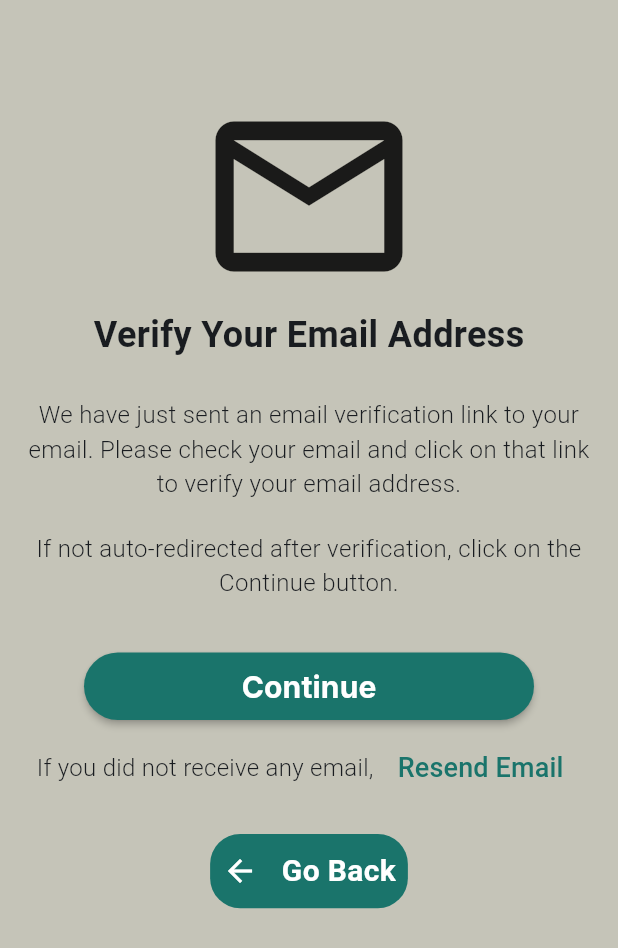
After one commit to kushalchh07/MinimalChatAppUsingFlutter, a Flutter app: the VerifyEmailPage screen opened directly, on a phone screen of 412 x 824 dp. The commit adds this screen. Shown: the top 948 px of the screen. Run offline on Flutter 3.47's test engine with Material 3 defaults, Android fonts, the phone set to English and light mode, and no system bars; our stand-ins replace bloc, cloud_firestore, equatable, firebase_auth, firebase_core, flutter_bloc and 5 more; accounts and stored records are empty; Roboto replaces fonts that are missing (Poppins).

Commit message:
Feat:Added Email verification

```diff
--- a/lib/Bloc/Signupbloc/signup_bloc.dart
+++ b/lib/Bloc/Signupbloc/signup_bloc.dart
@@ -5,6 +5,7 @@ import 'dart:developer';
 // import 'dart:math';
 
 import 'package:bloc/bloc.dart';
+import 'package:chat_app/pages/Login&signUp/email_verification_page.dart';
 import 'package:firebase_auth/firebase_auth.dart';
 import 'package:flutter/cupertino.dart';
 import 'package:flutter/material.dart';
@@ -12,7 +13,6 @@ import 'package:fluttertoast/fluttertoast.dart';
 import 'package:get/get.dart';
 import 'package:get/get_core/src/get_main.dart';
 import 'package:meta/meta.dart';
-
 
 import '../../../constants/colors/colors.dart';
 import '../../constants/Sharedpreferences/sharedpreferences.dart';
@@ -45,14 +45,13 @@ class SignupBloc extends Bloc<SignupEvent, SignupState> {
 
       await AuthService.createAccountWithEmail(email, password).then((value) {
         if (value == "Account Created") {
-          saveStatus(true);
           saveName(fname);
           saveEmail(email);
           saveContact(contact);
           AuthService.verifyEmail();
           emit(EmailSentState());
           log("Email Verification Sent");
-          // Get.offAll(() => VerifyEmailPage());
+          Get.offAll(() => VerifyEmailPage());
           // Get.to(() => Base());
           Fluttertoast.showToast(
             msg: 'Verification Email Sent Sucessfully',
@@ -97,9 +96,10 @@ class SignupBloc extends Bloc<SignupEvent, SignupState> {
           msg: 'SignUp SuccessFully',
           toastLength: Toast.LENGTH_SHORT,
           gravity: ToastGravity.BOTTOM,
-          backgroundColor: Colors.red,
+          backgroundColor: Colors.green,
           textColor: whiteColor,
         );
+        saveStatus(true);
         emit(SignupSuccessState());
       } else {
         emit(SignupErrorState(error: "Email Not Verified"));
--- a/lib/main.dart
+++ b/lib/main.dart
@@ -1,6 +1,7 @@
 import 'package:chat_app/Bloc/Signupbloc/signup_bloc.dart';
 
 import 'package:chat_app/Bloc/loginbloc/login_bloc.dart';
+import 'package:chat_app/Bloc/userBloc/user_bloc.dart';
 import 'package:chat_app/firebase_options.dart';
 import 'package:chat_app/pages/SplashScreen&onBoard/splashScreen.dart';
 
@@ -30,6 +31,9 @@ class MyApp extends StatelessWidget {
         BlocProvider(
           create: (context) => SignupBloc(),
         ),
+         BlocProvider(
+          create: (context) => UserBloc(),
+        ),
       ],
       child: GetMaterialApp(
         title: 'ChatRoom',
--- /dev/null
+++ b/lib/pages/Login&signUp/email_verification_page.dart
@@ -0,0 +1,173 @@
+// ignore_for_file: prefer_const_constructors
+
+import 'package:chat_app/pages/Chat/chat_screen.dart';
+import 'package:chat_app/pages/Login&signUp/sign_uppage.dart';
+import 'package:flutter/material.dart';
+import 'package:flutter_bloc/flutter_bloc.dart';
+import 'package:get/get.dart';
+import 'package:google_fonts/google_fonts.dart';
+import '../../Bloc/Signupbloc/signup_bloc.dart';
+import '../../constants/colors/colors.dart';
+
+class VerifyEmailPage extends StatefulWidget {
+  const VerifyEmailPage({super.key});
+
+  @override
+  State<VerifyEmailPage> createState() => _VerifyEmailPageState();
+}
+
+class _VerifyEmailPageState extends State<VerifyEmailPage> {
+  @override
+  Widget build(BuildContext context) {
+    return Scaffold(
+      appBar: AppBar(
+        automaticallyImplyLeading: false,
+        backgroundColor: appBackgroundColor,
+      ),
+      body: BlocListener<SignupBloc, SignupState>(
+        listener: (context, state) {
+          if (state is SignupSuccessState) {
+            Get.offAll(() => ChatScreen());
+          } else if (state is SignupErrorState) {
+            ScaffoldMessenger.of(context).showSnackBar(
+              SnackBar(content: Text(state.error)),
+            );
+          }
+        },
+        child: Container(
+          color: appBackgroundColor,
+          child: Center(
+            child: Padding(
+              padding: const EdgeInsets.symmetric(horizontal: 15.0),
+              child: Column(
+                mainAxisAlignment: MainAxisAlignment.start,
+                children: [
+                  Icon(Icons.email_outlined, size: 150),
+                  Text(
+                    'Verify Your Email Address',
+                    style: TextStyle(
+                      fontSize: 24,
+                      fontWeight: FontWeight.w700,
+                      fontFamily: 'Poppins',
+                    ),
+                  ),
+                  SizedBox(height: 25),
+                  Text(
+                    'We have just sent an email verification link to your email. Please check your email and click on that link to verify your email address.',
+                    style: TextStyle(
+                      fontSize: 16,
+                      fontFamily: 'Poppins',
+                      fontWeight: FontWeight.w300,
+                    ),
+                    textAlign: TextAlign.center,
+                  ),
+                  SizedBox(height: 20),
+                  Text(
+                    "If not auto-redirected after verification, click on the Continue button.",
+                    style: TextStyle(
+                      fontSize: 16,
+                      fontFamily: 'Poppins',
+                      fontWeight: FontWeight.w300,
+                    ),
+                    textAlign: TextAlign.center,
+                  ),
+                  SizedBox(height: 20),
+                  Padding(
+                    padding: const EdgeInsets.only(top: 15),
+                    child: SizedBox(
+                      height: 45,
+                      width: 300,
+                      child: MaterialButton(
+                        shape: RoundedRectangleBorder(
+                          borderRadius: BorderRadius.circular(25),
+                        ),
+                        color: greenColor,
+                        onPressed: () {
+                          context
+                              .read<SignupBloc>()
+                              .add(CheckEmailVerificationEvent());
+                        },
+                        child: Row(
+                          mainAxisAlignment: MainAxisAlignment.center,
+                          children: [
+                            Text(
+                              'Continue',
+                              style: GoogleFonts.inter(
+                                textStyle: TextStyle(
+                                  color: whiteColor,
+                                  fontSize: 20,
+                                  fontWeight: FontWeight.bold,
+                                ),
+                              ),
+                            ),
+                          ],
+                        ),
+                      ),
+                    ),
+                  ),
+                  SizedBox(height: 8),
+                  Row(
+                    mainAxisAlignment: MainAxisAlignment.center,
+                    children: [
+                      Text(
+                        "If you did not receive any email, ",
+                        style: TextStyle(
+                          letterSpacing: 0.2,
+                          fontSize: 16,
+                          fontFamily: 'Poppins',
+                          fontWeight: FontWeight.w300,
+                        ),
+                      ),
+                      TextButton(
+                        onPressed: () {
+                          context
+                              .read<SignupBloc>()
+                              .add(ResendEmailVerificationEvent());
+                        },
+                        child: Text(
+                          "Resend Email",
+                          style: TextStyle(
+                            color: greenColor,
+                            fontSize: 18,
+                          ),
+                        ),
+                      ),
+                    ],
+                  ),
+                  SizedBox(height: 20),
+                  GestureDetector(
+                    onTap: () {
+                      Get.offAll(() => SignUp());
+                    },
+                    child: Container(
+                      decoration: BoxDecoration(
+                        borderRadius: BorderRadius.circular(20),
+                        color: greenColor,
+                      ),
+                      height: Get.height * 0.06,
+                      width: Get.width * 0.32,
+                      child: Row(
+                        mainAxisAlignment: MainAxisAlignment.spaceAround,
+                        children: [
+                          Icon(Icons.arrow_back, color: whiteColor),
+                          Text(
+                            "Go Back",
+                            style: TextStyle(
+                              color: whiteColor,
+                              fontSize: 20,
+                              fontWeight: FontWeight.bold,
+                            ),
+                          ),
+                        ],
+                      ),
+                    ),
+                  ),
+                ],
+              ),
+            ),
+          ),
+        ),
+      ),
+    );
+  }
+}
--- a/lib/pages/Login&signUp/sign_uppage.dart
+++ b/lib/pages/Login&signUp/sign_uppage.dart
@@ -3,6 +3,8 @@
 import 'dart:math';
 
 import 'package:chat_app/constants/colors/colors.dart';
+import 'package:chat_app/pages/Chat/chat_screen.dart';
+import 'package:chat_app/pages/Login&signUp/email_verification_page.dart';
 import 'package:chat_app/pages/Login&signUp/sign_inpage.dart';
 import 'package:chat_app/services/auth_services.dart';
 import 'package:flutter/cupertino.dart';
@@ -10,6 +12,7 @@ import 'package:flutter/gestures.dart';
 import 'package:flutter/material.dart';
 import 'package:flutter/services.dart';
 import 'package:flutter_bloc/flutter_bloc.dart';
+import 'package:get/get.dart';
 import 'package:google_fonts/google_fonts.dart';
 import 'package:provider/provider.dart';
 
@@ -107,6 +110,9 @@ class _SignUpState extends State<SignUp> with SingleTickerProviderStateMixin {
     return BlocListener<SignupBloc, SignupState>(
       listener: (context, state) {
         // TODO: implement listener
+        if (state is SignupSuccessState) {
+          Get.offAll(() => ChatScreen());
+        }
       },
       child: registerScreen(context),
     );
```
